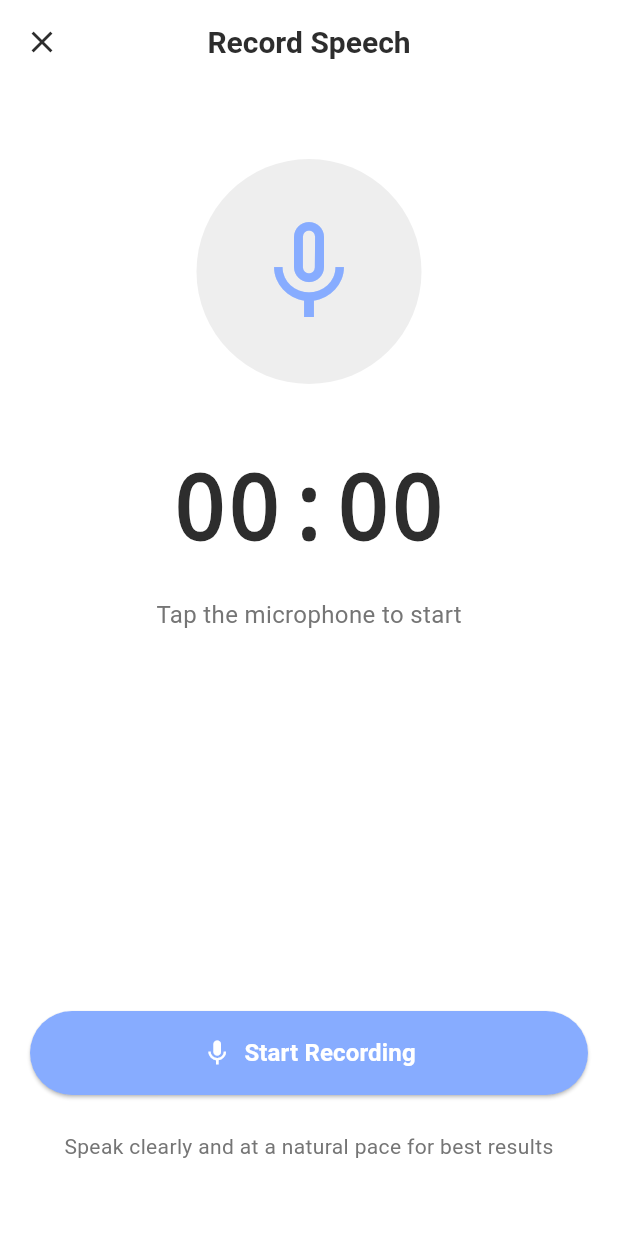
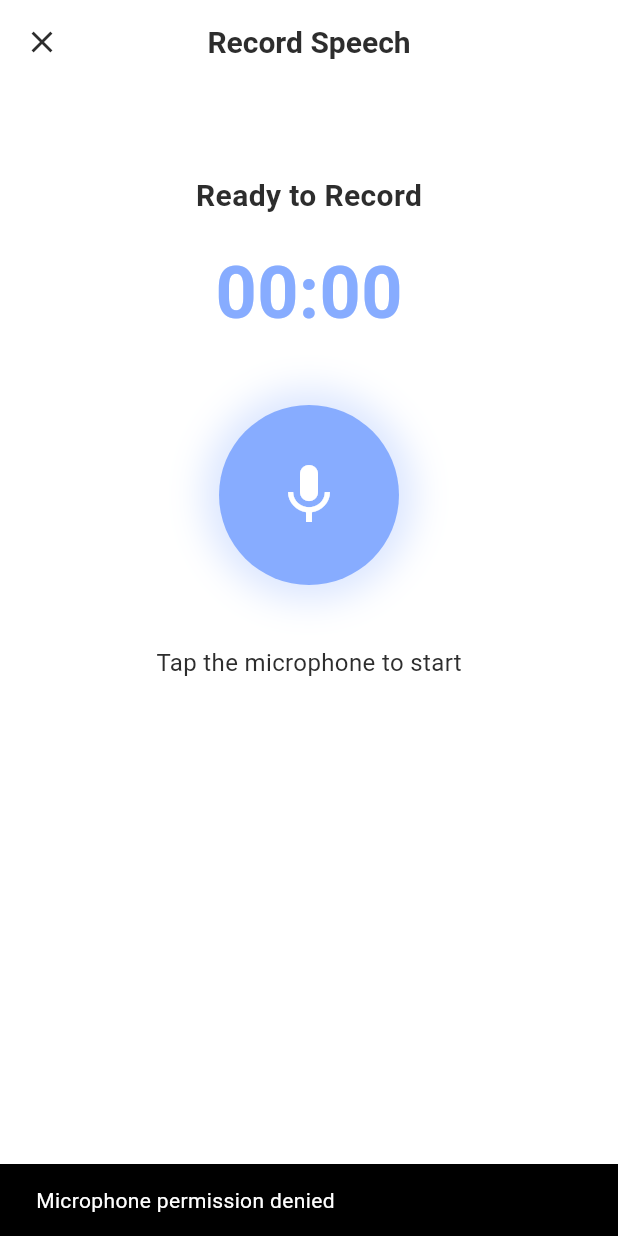
Before and after one commit to naela-girsy-projects/Project-VocalLabs, a Flutter app: the AudioRecordingScreen screen opened by its route, on a phone screen of 412 x 824 dp. Run offline on Flutter 3.47's test engine with Material 3 defaults, Android fonts, the phone set to English and light mode, and no system bars; our stand-ins replace audioplayers, file_picker, fl_chart, image_picker; missing offline and left inert: dart:html, record, universal_html; Roboto replaces fonts that are missing (Poppins).

Commit message:
Added : Real-Time Recording Functionality

```diff
--- a/Client/lib/screens/audio_recording_screen.dart
+++ b/Client/lib/screens/audio_recording_screen.dart
@@ -1,8 +1,8 @@
-// lib/screens/audio_recording_screen.dart
 import 'package:flutter/material.dart';
-import 'dart:async';
+import 'package:record/record.dart';
 import 'package:vocallabs_flutter_app/utils/constants.dart';
-import 'package:vocallabs_flutter_app/widgets/custom_button.dart';
+import 'dart:typed_data';
+import 'package:universal_html/html.dart' as html;
 
 class AudioRecordingScreen extends StatefulWidget {
   const AudioRecordingScreen({super.key});
@@ -11,100 +11,123 @@ class AudioRecordingScreen extends StatefulWidget {
   State<AudioRecordingScreen> createState() => _AudioRecordingScreenState();
 }
 
-class _AudioRecordingScreenState extends State<AudioRecordingScreen>
-    with SingleTickerProviderStateMixin {
+class _AudioRecordingScreenState extends State<AudioRecordingScreen> {
+  late final AudioRecorder _audioRecorder;
   bool _isRecording = false;
-  bool _isPaused = false;
-  int _seconds = 0;
-  Timer? _timer;
-
-  late AnimationController _animationController;
-  late Animation<double> _pulseAnimation;
+  String _recordingTime = '00:00';
+  DateTime? _startTime;
+  String? _recordedPath;
+  bool _hasRecording = false;
 
   @override
   void initState() {
     super.initState();
-    _animationController = AnimationController(
-      duration: const Duration(seconds: 2),
-      vsync: this,
+    _audioRecorder = AudioRecorder();
+    _initializeRecorder();
+  }
+
+  Future<void> _initializeRecorder() async {
+    try {
+      final hasPermission = await _audioRecorder.hasPermission();
+      if (!hasPermission) {
+        if (mounted) {
+          ScaffoldMessenger.of(context).showSnackBar(
+            const SnackBar(content: Text('Microphone permission denied')),
+          );
+        }
+      }
+    } catch (e) {
+      print('Error initializing recorder: $e');
+    }
+  }
+
+  Future<void> _startRecording() async {
+    try {
+      if (await _audioRecorder.hasPermission()) {
+        // Create a temporary file path for the recording
+        final String path = 'temp_recording.wav';
+
+        // Configure recording options
+        await _audioRecorder.start(
+          const RecordConfig(
+            encoder: AudioEncoder.wav,
+            bitRate: 128000,
+            sampleRate: 44100,
+          ),
+          path: path,
         );
 
-    _pulseAnimation = Tween<double>(begin: 1.0, end: 1.2).animate(
-      CurvedAnimation(parent: _animationController, curve: Curves.easeInOut),
+        setState(() {
+          _isRecording = true;
+          _startTime = DateTime.now();
+        });
+        _updateRecordingTime();
+      }
+    } catch (e) {
+      print('Error starting recording: $e');
+    }
+  }
+
+  Future<void> _stopRecording() async {
+    try {
+      final path = await _audioRecorder.stop();
+      setState(() {
+        _isRecording = false;
+        _recordedPath = path;
+        _hasRecording = true;
+      });
+    } catch (e) {
+      print('Error stopping recording: $e');
+    }
+  }
+
+  Future<void> _processAndUpload() async {
+    if (_recordedPath == null) return;
+
+    try {
+      // Read the file as bytes
+      final file = await html.HttpRequest.request(
+        _recordedPath!,
+        responseType: 'arraybuffer',
       );
 
-    _animationController.repeat(reverse: true);
+      // Convert to Uint8List
+      final bytes = (file.response as ByteBuffer).asUint8List();
+
+      if (mounted) {
+        Navigator.pushReplacementNamed(
+          context,
+          '/playback',
+          arguments: bytes,
+        );
+      }
+    } catch (e) {
+      print('Error processing recording: $e');
+      ScaffoldMessenger.of(context).showSnackBar(
+        const SnackBar(content: Text('Error processing recording')),
+      );
+    }
+  }
+
+  void _updateRecordingTime() {
+    if (!_isRecording || _startTime == null) return;
+
+    Future.delayed(const Duration(seconds: 1), () {
+      if (mounted && _isRecording) {
+        final duration = DateTime.now().difference(_startTime!);
+        setState(() {
+          _recordingTime =
+              '${duration.inMinutes.toString().padLeft(2, '0')}:${(duration.inSeconds % 60).toString().padLeft(2, '0')}';
+        });
+        _updateRecordingTime();
+      }
+    });
   }
 
   @override
   void dispose() {
-    _timer?.cancel();
-    _animationController.dispose();
+    _audioRecorder.dispose();
     super.dispose();
-  }
-
-  void _startRecording() {
-    setState(() {
-      _isRecording = true;
-      _isPaused = false;
-      _seconds = 0;
-    });
-
-    _startTimer();
-  }
-
-  void _pauseRecording() {
-    if (_isPaused) {
-      _resumeRecording();
-      return;
-    }
-
-    setState(() {
-      _isPaused = true;
-    });
-
-    _timer?.cancel();
-  }
-
-  void _resumeRecording() {
-    setState(() {
-      _isPaused = false;
-    });
-
-    _startTimer();
-  }
-
-  void _stopRecording() {
-    setState(() {
-      _isRecording = false;
-      _isPaused = false;
-    });
-
-    _timer?.cancel();
-  }
-
-  void _uploadRecording() {
-    _stopRecording();
-    // Navigate to review screen
-    Navigator.pushNamed(context, '/playback');
-  }
-
-  void _discardRecording() {
-    _showDiscardDialog();
-  }
-
-  void _startTimer() {
-    _timer = Timer.periodic(const Duration(seconds: 1), (timer) {
-      setState(() {
-        _seconds++;
-      });
-    });
-  }
-
-  String _formatTime(int seconds) {
-    int minutes = seconds ~/ 60;
-    int remainingSeconds = seconds % 60;
-    return '${minutes.toString().padLeft(2, '0')}:${remainingSeconds.toString().padLeft(2, '0')}';
   }
 
   @override
@@ -114,204 +137,97 @@ class _AudioRecordingScreenState extends State<AudioRecordingScreen>
         title: const Text('Record Speech'),
         leading: IconButton(
           icon: const Icon(Icons.close),
-          onPressed: () {
-            if (_isRecording) {
-              _showDiscardDialog();
-            } else {
-              Navigator.pop(context);
-            }
-          },
+          onPressed: () => Navigator.pushReplacementNamed(context, '/home'),
         ),
       ),
       body: SafeArea(
+        child: Center(
           child: Padding(
-          padding: const EdgeInsets.all(20.0),
+            padding: AppPadding.screenPadding,
             child: Column(
+              mainAxisAlignment: MainAxisAlignment.center,
               children: [
-              const SizedBox(height: 30),
-              AnimatedBuilder(
-                animation: _animationController,
-                builder: (context, child) {
-                  return Transform.scale(
-                    scale:
-                        _isRecording && !_isPaused
-                            ? _pulseAnimation.value
-                            : 1.0,
+                const SizedBox(height: 40),
+                Text(
+                  _isRecording ? 'Recording in Progress' : 'Ready to Record',
+                  style: AppTextStyles.heading2,
+                ),
+                const SizedBox(height: 16),
+                Text(
+                  _recordingTime,
+                  style: const TextStyle(
+                    fontSize: 48,
+                    fontWeight: FontWeight.bold,
+                    color: AppColors.primaryBlue,
+                  ),
+                ),
+                const SizedBox(height: 40),
+                GestureDetector(
+                  onTap: _isRecording ? _stopRecording : _startRecording,
                   child: Container(
-                      width: 150,
-                      height: 150,
+                    width: 120,
+                    height: 120,
                     decoration: BoxDecoration(
-                        color:
-                            _isRecording
-                                ? _isPaused
-                                    ? Colors.grey.shade300
-                                    : AppColors.primaryBlue.withOpacity(0.2)
-                                : Colors.grey.shade200,
                       shape: BoxShape.circle,
-                        boxShadow:
-                            _isRecording && !_isPaused
-                                ? [
+                      color: _isRecording ? Colors.red : AppColors.primaryBlue,
+                      boxShadow: [
                         BoxShadow(
-                                    color: AppColors.primaryBlue.withOpacity(
-                                      0.3,
-                                    ),
+                          color: (_isRecording ? Colors.red : AppColors.primaryBlue)
+                              .withOpacity(0.3),
                           blurRadius: 20,
                           spreadRadius: 10,
                         ),
-                                ]
-                                : null,
+                      ],
                     ),
-                      child: Center(
                     child: Icon(
-                          _isRecording
-                              ? _isPaused
-                                  ? Icons.mic_off
-                                  : Icons.mic
-                              : Icons.mic_none,
-                          size: 80,
-                          color:
-                              _isRecording
-                                  ? _isPaused
-                                      ? Colors.grey
-                                      : Colors.red
-                                  : AppColors.primaryBlue,
+                      _isRecording ? Icons.stop : Icons.mic,
+                      size: 48,
+                      color: Colors.white,
                     ),
                   ),
                 ),
-                  );
-                },
-              ),
                 const SizedBox(height: 40),
                 Text(
-                _formatTime(_seconds),
-                style: const TextStyle(
-                  fontSize: 60,
-                  fontWeight: FontWeight.bold,
-                  color: AppColors.darkText,
-                  fontFamily: 'Courier',
+                  _isRecording
+                      ? 'Tap to stop recording'
+                      : 'Tap the microphone to start',
+                  style: AppTextStyles.body1,
+                ),
+                if (_hasRecording && !_isRecording) ...[
+                  const SizedBox(height: 40),
+                  ElevatedButton(
+                    onPressed: _processAndUpload,
+                    style: ElevatedButton.styleFrom(
+                      padding: const EdgeInsets.symmetric(
+                        horizontal: 32,
+                        vertical: 16,
                       ),
                     ),
+                    child: const Text('Upload Recording'),
+                  ),
                   const SizedBox(height: 16),
-              Text(
-                _isRecording
-                    ? _isPaused
-                        ? 'Recording paused'
-                        : 'Recording in progress...'
-                    : 'Tap the microphone to start',
-                style: AppTextStyles.body1.copyWith(color: AppColors.lightText),
-              ),
-              const Spacer(),
-              if (_isRecording) ...[
-                Row(
-                  mainAxisAlignment: MainAxisAlignment.spaceEvenly,
-                  children: [
-                    _buildActionButton(
-                      icon: _isPaused ? Icons.play_arrow : Icons.pause,
-                      color: _isPaused ? AppColors.success : AppColors.warning,
-                      label: _isPaused ? 'Resume' : 'Pause',
-                      onPressed: _pauseRecording,
-                    ),
-                    _buildActionButton(
-                      icon: Icons.stop,
-                      color: Colors.red,
-                      label: 'Stop',
-                      onPressed: _stopRecording,
+                  TextButton(
+                    onPressed: () {
+                      setState(() {
+                        _hasRecording = false;
+                        _recordedPath = null;
+                      });
+                    },
+                    child: const Text('Discard and Record Again'),
                   ),
                 ],
+                if (!_hasRecording) const Spacer(),
+                if (_isRecording)
+                  const Text(
+                    'Recording will automatically stop after 5 minutes',
+                    style: AppTextStyles.body2,
                   ),
-                const SizedBox(height: 24),
-                Row(
-                  children: [
-                    Expanded(
-                      child: CustomButton(
-                        text: 'Upload',
-                        backgroundColor: AppColors.primaryBlue,
-                        onPressed: _uploadRecording,
-                      ),
-                    ),
-                    const SizedBox(width: 12),
-                    Expanded(
-                      child: CustomButton(
-                        text: 'Delete',
-                        backgroundColor: Colors.red,
-                        onPressed: _discardRecording,
-                      ),
-                    ),
+                const SizedBox(height: 32),
               ],
             ),
-              ] else ...[
-                CustomButton(
-                  text: 'Start Recording',
-                  icon: Icons.mic,
-                  onPressed: _startRecording,
-                ),
-                const SizedBox(height: 16),
-                const Text(
-                  'Speak clearly and at a natural pace for best results',
-                  style: AppTextStyles.body2,
-                  textAlign: TextAlign.center,
-                ),
-              ],
-              const SizedBox(height: 30),
-            ],
           ),
         ),
       ),
     );
   }
-
-  Widget _buildActionButton({
-    required IconData icon,
-    required Color color,
-    required String label,
-    required VoidCallback onPressed,
-  }) {
-    return Column(
-      children: [
-        ElevatedButton(
-          onPressed: onPressed,
-          style: ElevatedButton.styleFrom(
-            backgroundColor: color,
-            foregroundColor: Colors.white,
-            shape: const CircleBorder(),
-            padding: const EdgeInsets.all(20),
-          ),
-          child: Icon(icon, size: 32),
-        ),
-        const SizedBox(height: 8),
-        Text(label, style: AppTextStyles.body2),
-      ],
-    );
 }
-
-  void _showDiscardDialog() {
-    showDialog(
-      context: context,
-      builder:
-          (context) => AlertDialog(
-            title: const Text('Discard Recording?'),
-            content: const Text(
-              'Are you sure you want to discard this recording? This action cannot be undone.',
-            ),
-            actions: [
-              TextButton(
-                onPressed: () {
-                  Navigator.pop(context);
-                },
-                child: const Text('Continue Recording'),
-              ),
-              TextButton(
-                onPressed: () {
-                  Navigator.pop(context); // Close dialog
-                  Navigator.pop(context); // Close recording screen
-                },
-                child: const Text(
-                  'Discard',
-                  style: TextStyle(color: Colors.red),
-                ),
-              ),
-            ],
-          ),
-    );
-  }
-}
--- a/Client/pubspec.yaml
+++ b/Client/pubspec.yaml
@@ -38,7 +38,7 @@ dependencies:
   cached_network_image: ^3.3.1
 
   # Audio related
-  record: ^5.0.4
+  record: ^5.0.4  # Make sure this is the latest version
 
   # Charts and visualization
   syncfusion_flutter_charts: ^24.1.46
```
Lines whose indentation alone changed are shown as unchanged.
